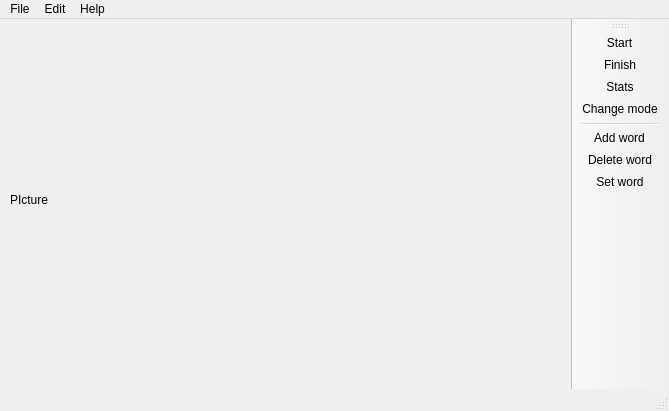
First picture: the form in Learn_Words_App_0_0_1/mainwindow.ui, repository Sautenko-Andrey/learn_words_app, before the edit.
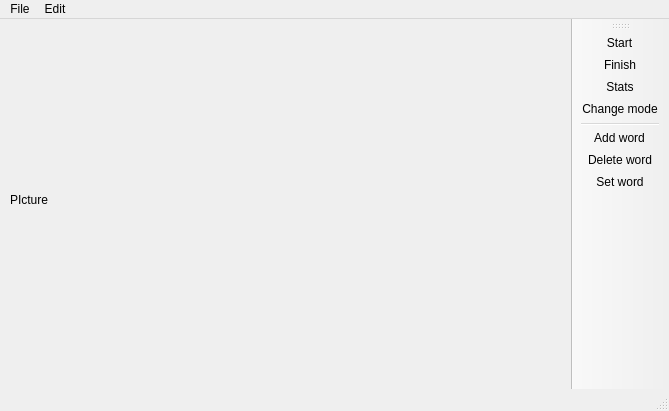
Second picture: the form after the edit. Icons and pictures are not drawn.

```diff
--- a/Learn_Words_App_0_0_1/mainwindow.ui
+++ b/Learn_Words_App_0_0_1/mainwindow.ui
@@ -53,14 +53,8 @@
     <addaction name="actionDelete_word"/>
     <addaction name="actionSet_word"/>
    </widget>
-   <widget class="QMenu" name="menuHelp">
-    <property name="title">
-     <string>Help</string>
-    </property>
-   </widget>
    <addaction name="menuFile"/>
    <addaction name="menuEdit"/>
-   <addaction name="menuHelp"/>
   </widget>
   <widget class="QStatusBar" name="statusbar"/>
   <widget class="QToolBar" name="toolBar_2">
```
